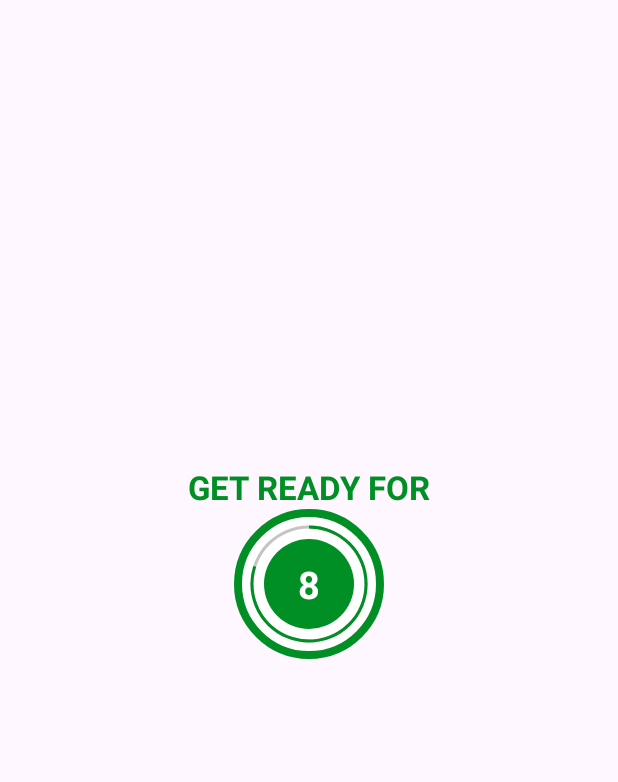
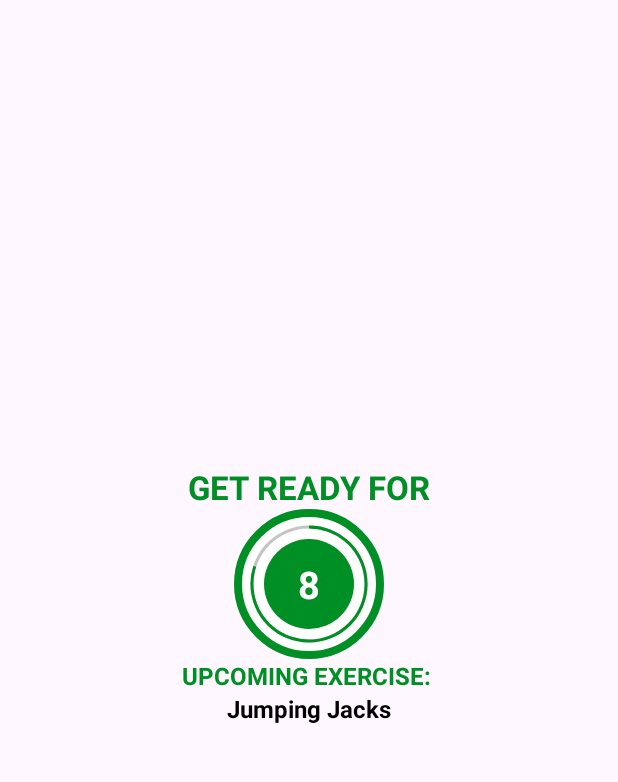
Before and after one commit to KenanHavic/7MinutesWorkout, an Android app: the ExerciseActivity screen opened directly, with no data from a screen before it, on a phone screen of 412 x 824 dp, the part 84-866 px from its top. Run offline under Robolectric (Android 15) with nearby library versions, the phone set to English and light mode, and no system bars.

Commit message:
Added new feature for TextToSpeech and MediaPlayer

```diff
--- a/app/src/main/AndroidManifest.xml
+++ b/app/src/main/AndroidManifest.xml
@@ -1,6 +1,11 @@
 <?xml version="1.0" encoding="utf-8"?>
 <manifest xmlns:android="http://schemas.android.com/apk/res/android"
     xmlns:tools="http://schemas.android.com/tools">
+    <queries>
+        <intent>
+            <action android:name="android.intent.action.TTS_SERVICE"/>
+        </intent>
+    </queries>
 
     <application
         android:allowBackup="true"
--- a/app/src/main/java/com/example/a7minutesworkout/ExerciseActivity.kt
+++ b/app/src/main/java/com/example/a7minutesworkout/ExerciseActivity.kt
@@ -1,13 +1,19 @@
 package com.example.a7minutesworkout
 
+import android.media.MediaPlayer
+import android.net.Uri
 import android.os.Bundle
 import android.os.CountDownTimer
+import android.speech.tts.TextToSpeech
+import android.util.Log
 import android.view.View
 import android.widget.Toast
 import androidx.appcompat.app.AppCompatActivity
 import com.example.a7minutesworkout.databinding.ActivityExerciseBinding
+import java.lang.Exception
+import java.util.Locale
 
-class ExerciseActivity : AppCompatActivity() {
+class ExerciseActivity : AppCompatActivity(), TextToSpeech.OnInitListener {
     private var binding: ActivityExerciseBinding? = null
     private var restTimer: CountDownTimer? = null
     private var restProgress = 0
@@ -15,8 +21,10 @@ class ExerciseActivity : AppCompatActivity() {
     private var exerciseProgress = 0
 
     private var exerciseList: ArrayList<ExerciseModel>? = null
-    private var  currentExercisePosition = -1
+    private var currentExercisePosition = -1
 
+    private var tts: TextToSpeech? = null
+    private var player: MediaPlayer? = null
 
     override fun onCreate(savedInstanceState: Bundle?) {
         super.onCreate(savedInstanceState)
@@ -29,21 +37,36 @@ class ExerciseActivity : AppCompatActivity() {
         }
         exerciseList = Constants.defaultExerciseList()
 
+        tts = TextToSpeech(this, this)
+
         binding?.toolbarExercise?.setNavigationOnClickListener {
             onBackPressed()
         }
         setupRestView()
     }
     private fun setupRestView() {
+        try {
+            val soundURI = Uri.parse("android.resource://com.example.a7minutesworkout/" + R.raw.press_start)
+            player = MediaPlayer.create(applicationContext, soundURI)
+            player?.isLooping = false
+            player?.start()
+        } catch (e: Exception) {
+            e.printStackTrace()
+        }
+
         binding?.flRestView?.visibility = View.VISIBLE
         binding?.tvTitle?.visibility = View.VISIBLE
         binding?.tvExerciseName?.visibility = View.INVISIBLE
         binding?.flExerciseView?.visibility = View.INVISIBLE
         binding?.ivImage?.visibility = View.INVISIBLE
+        binding?.tvUpcomingExerciseName?.visibility = View.VISIBLE
+        binding?.tvUpcomingLabel?.visibility = View.VISIBLE
+
         if (restTimer != null) {
             restTimer?.cancel()
             restProgress = 0
         }
+        binding?.tvUpcomingExerciseName?.text = exerciseList!![currentExercisePosition + 1].getName()
         setRestProgressBar()
     }
     private fun setupExerciseView() {
@@ -52,11 +75,15 @@ class ExerciseActivity : AppCompatActivity() {
         binding?.tvExerciseName?.visibility = View.VISIBLE
         binding?.flExerciseView?.visibility = View.VISIBLE
         binding?.ivImage?.visibility = View.VISIBLE
+        binding?.tvUpcomingLabel?.visibility = View.INVISIBLE
+        binding?.tvUpcomingExerciseName?.visibility = View.INVISIBLE
 
         if (exerciseTimer != null) {
             exerciseTimer?.cancel()
             exerciseProgress = 0
         }
+        speakOut(exerciseList!![currentExercisePosition].getName())
+
         binding?.ivImage?.setImageResource(exerciseList!![currentExercisePosition].getImage())
         binding?.tvExerciseName?.text = exerciseList!![currentExercisePosition].getName()
         setExerciseProgressBar()
@@ -86,10 +113,10 @@ class ExerciseActivity : AppCompatActivity() {
             }
 
             override fun onFinish() {
-                if(currentExercisePosition <exerciseList?.size!! -1){
+                if (currentExercisePosition < exerciseList?.size!! - 1) {
                     setupRestView()
-                }else{
-                    Toast.makeText(this@ExerciseActivity,"Congratulations! You have completed the 7 minutes workout",Toast.LENGTH_SHORT).show()
+                } else {
+                    Toast.makeText(this@ExerciseActivity, "Congratulations! You have completed the 7 minutes workout", Toast.LENGTH_SHORT).show()
                 }
             }
         }.start()
@@ -105,6 +132,28 @@ class ExerciseActivity : AppCompatActivity() {
             exerciseTimer?.cancel()
             exerciseProgress = 0
         }
+        if (tts != null) {
+            tts!!.stop()
+            tts!!.shutdown()
+        }
+        if(player != null){
+            player!!.stop()
+        }
         binding = null
     }
+
+    override fun onInit(status: Int) {
+        if (status == TextToSpeech.SUCCESS) {
+            val result = tts?.setLanguage(Locale.ENGLISH)
+
+            if (result == TextToSpeech.LANG_MISSING_DATA || result == TextToSpeech.LANG_NOT_SUPPORTED) {
+                Log.e("TTS", "The language specified is not supported")
+            }
+        } else {
+            Log.e("TTS", "Initialization Failed!")
+        }
+    }
+    private fun speakOut(text: String) {
+        tts!!.speak(text, TextToSpeech.QUEUE_FLUSH, null, "")
+    }
 }
--- a/app/src/main/res/layout/activity_exercise.xml
+++ b/app/src/main/res/layout/activity_exercise.xml
@@ -70,9 +70,33 @@
                 android:textSize="25sp"
                 android:textStyle="bold"
                 tools:text="10" />
+
         </LinearLayout>
     </FrameLayout>
-
+    <TextView
+        android:id="@+id/tvUpcomingLabel"
+        android:layout_width="wrap_content"
+        android:layout_height="wrap_content"
+        android:text="UPCOMING EXERCISE: "
+        android:textColor="@color/colorAccent"
+        android:textSize="16sp"
+        android:textStyle="bold"
+        app:layout_constraintEnd_toEndOf="parent"
+        app:layout_constraintStart_toStartOf="parent"
+        app:layout_constraintTop_toBottomOf="@id/flRestView"
+        app:layout_constraintBottom_toTopOf="@id/tvUpcomingExerciseName"
+        tools:visibility="visible" />
+    <TextView
+        android:id="@+id/tvUpcomingExerciseName"
+        android:layout_width="wrap_content"
+        android:layout_height="wrap_content"
+        android:textColor="@color/black"
+        android:textSize="16sp"
+        android:textStyle="bold"
+        app:layout_constraintEnd_toEndOf="parent"
+        app:layout_constraintStart_toStartOf="parent"
+        app:layout_constraintTop_toBottomOf="@id/tvUpcomingLabel"
+        tools:visibility="visible" />
 
     <ImageView
         android:id="@+id/ivImage"
```
Also changed, not shown: 1 other file.
